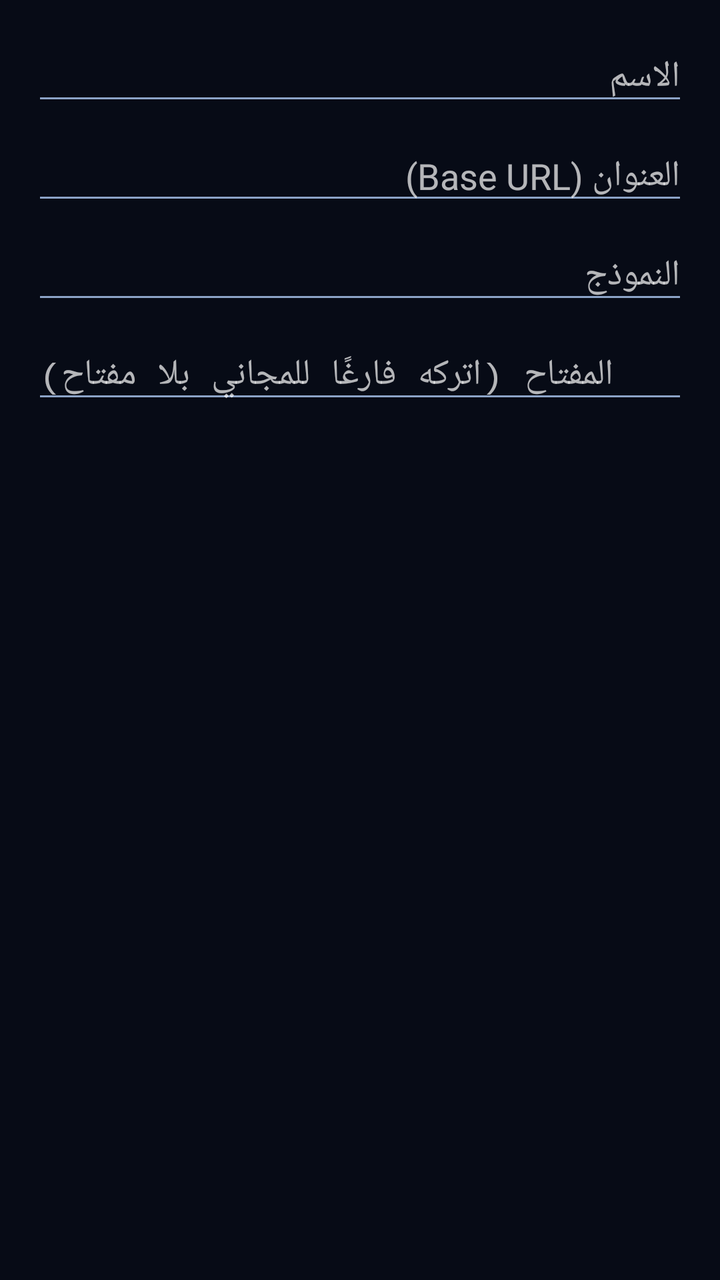
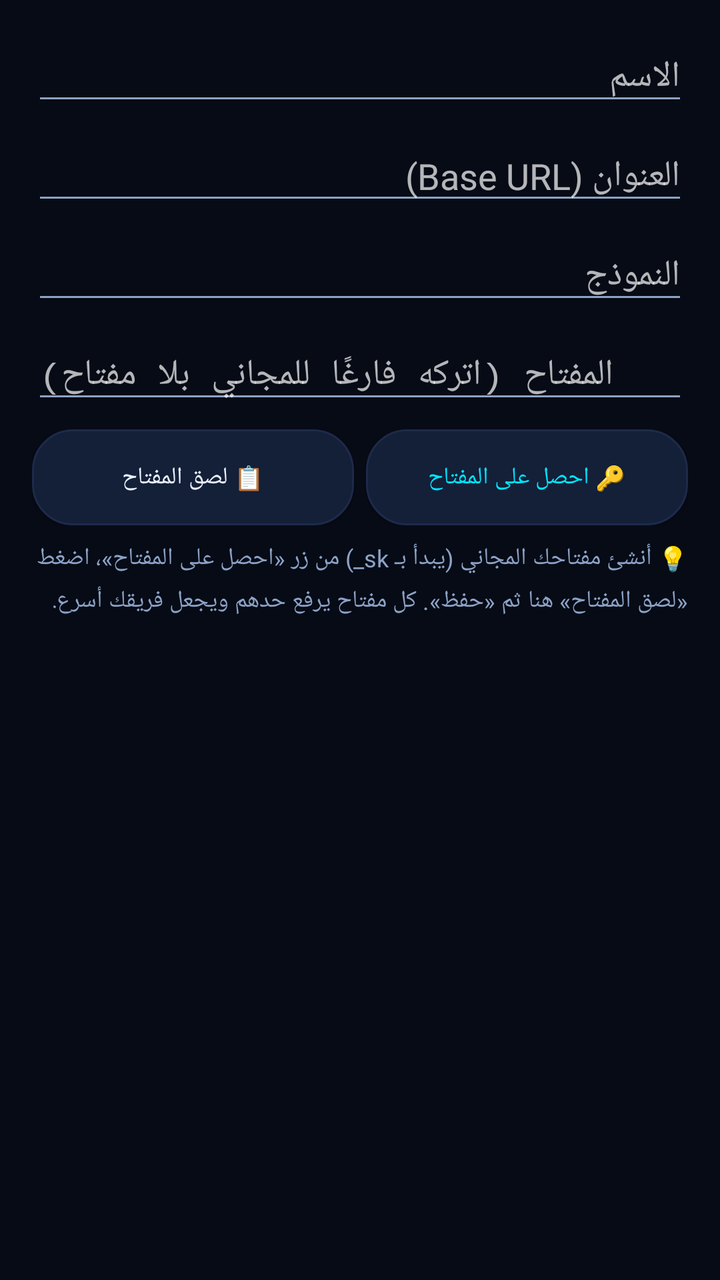

Before-and-after screenshots of an Android layout around one commit, followed by the original layout XML and the change that was made.
<!-- AndroidManifest.xml: application theme AppTheme -->
<!-- res/layout/dialog_edit_provider.xml -->
<?xml version="1.0" encoding="utf-8"?>
<ScrollView xmlns:android="http://schemas.android.com/apk/res/android"
    android:layout_width="match_parent"
    android:layout_height="wrap_content">

    <LinearLayout
        android:layout_width="match_parent"
        android:layout_height="wrap_content"
        android:orientation="vertical"
        android:padding="16dp">

        <EditText
            android:id="@+id/edit_pname"
            android:layout_width="match_parent"
            android:layout_height="wrap_content"
            android:hint="@string/provider_name_label"
            android:inputType="text"
            android:textColor="@color/text" />

        <EditText
            android:id="@+id/edit_base"
            android:layout_width="match_parent"
            android:layout_height="wrap_content"
            android:layout_marginTop="8dp"
            android:hint="@string/base_label"
            android:inputType="textUri"
            android:textColor="@color/text" />

        <EditText
            android:id="@+id/edit_model"
            android:layout_width="match_parent"
            android:layout_height="wrap_content"
            android:layout_marginTop="8dp"
            android:hint="@string/model_label"
            android:inputType="text"
            android:textColor="@color/text" />

        <EditText
            android:id="@+id/edit_key"
            android:layout_width="match_parent"
            android:layout_height="wrap_content"
            android:layout_marginTop="8dp"
            android:hint="@string/key_label"
            android:inputType="textPassword"
            android:textColor="@color/text" />
    </LinearLayout>
</ScrollView>
<!-- resources referenced by this layout -->
<resources>
  <color name="text">#EAF2FF</color>
  <string name="base_label">العنوان (Base URL)</string>
  <string name="key_label">المفتاح (اتركه فارغًا للمجاني بلا مفتاح)</string>
  <string name="model_label">النموذج</string>
  <string name="provider_name_label">الاسم</string>
  <style name="AppTheme" parent="android:Theme.Material.NoActionBar">
          <item name="android:windowBackground">@color/bg</item>
          <item name="android:colorPrimary">@color/surface</item>
          <item name="android:colorPrimaryDark">@color/bg</item>
          <item name="android:colorAccent">@color/gold</item>
          <item name="android:statusBarColor">@color/bg</item>
          <item name="android:navigationBarColor">@color/bg</item>
          <item name="android:windowLightStatusBar">false</item>
          <item name="android:textColorPrimary">@color/text</item>
          <item name="android:textColorSecondary">@color/text_dim</item>
      </style>
  <color name="bg">#070B16</color>
  <color name="surface">#0D1526</color>
  <color name="gold">#00E5FF</color>
  <color name="text_dim">#8CA3C7</color>
</resources>

<!-- the commit's change to res/layout/dialog_edit_provider.xml (unified diff, before → after) -->
@@ -43,5 +43,42 @@
             android:hint="@string/key_label"
             android:inputType="textPassword"
             android:textColor="@color/text" />
+
+        <LinearLayout
+            android:layout_width="match_parent"
+            android:layout_height="wrap_content"
+            android:layout_marginTop="8dp"
+            android:orientation="horizontal">
+
+            <Button
+                android:id="@+id/paste_key_btn"
+                android:layout_width="0dp"
+                android:layout_height="wrap_content"
+                android:layout_weight="1"
+                android:textSize="12sp"
+                android:textColor="@color/text"
+                android:background="@drawable/bg_chip"
+                android:text="@string/paste_key" />
+
+            <Button
+                android:id="@+id/get_key_btn"
+                android:layout_width="0dp"
+                android:layout_height="wrap_content"
+                android:layout_weight="1"
+                android:layout_marginStart="6dp"
+                android:textSize="12sp"
+                android:textColor="@color/gold"
+                android:background="@drawable/bg_chip"
+                android:text="@string/get_free_key" />
+        </LinearLayout>
+
+        <TextView
+            android:layout_width="match_parent"
+            android:layout_height="wrap_content"
+            android:layout_marginTop="8dp"
+            android:lineSpacingMultiplier="1.3"
+            android:text="@string/key_hint_sk"
+            android:textColor="@color/text_dim"
+            android:textSize="12sp" />
     </LinearLayout>
 </ScrollView>
<!-- resource entries referenced after the edit -->
@@ -2,8 +2,11 @@
 <resources>
   <color name="text">#EAF2FF</color>
   <string name="base_label">العنوان (Base URL)</string>
+  <string name="get_free_key">🔑 احصل على المفتاح</string>
+  <string name="key_hint_sk">💡 أنشئ مفتاحك المجاني (يبدأ بـ sk_) من زر «احصل على المفتاح»، اضغط «لصق المفتاح» هنا ثم «حفظ». كل مفتاح يرفع حدهم ويجعل فريقك أسرع.</string>
   <string name="key_label">المفتاح (اتركه فارغًا للمجاني بلا مفتاح)</string>
   <string name="model_label">النموذج</string>
+  <string name="paste_key">📋 لصق المفتاح</string>
   <string name="provider_name_label">الاسم</string>
   <style name="AppTheme" parent="android:Theme.Material.NoActionBar">
           <item name="android:windowBackground">@color/bg</item>
@@ -16,9 +19,18 @@
           <item name="android:textColorPrimary">@color/text</item>
           <item name="android:textColorSecondary">@color/text_dim</item>
       </style>
+  <color name="surface2">#141F38</color>
+  <color name="border">#1E2A4A</color>
   <color name="bg">#070B16</color>
   <color name="surface">#0D1526</color>
   <color name="gold">#00E5FF</color>
   <color name="text_dim">#8CA3C7</color>
+  <!-- drawable bg_chip (drawable) -->
+  <?xml version="1.0" encoding="utf-8"?>
+  <shape xmlns:android="http://schemas.android.com/apk/res/android" android:shape="rectangle">
+      <solid android:color="@color/surface2" />
+      <corners android:radius="20dp" />
+      <stroke android:width="1dp" android:color="@color/border" />
+  </shape>
 </resources>
 
